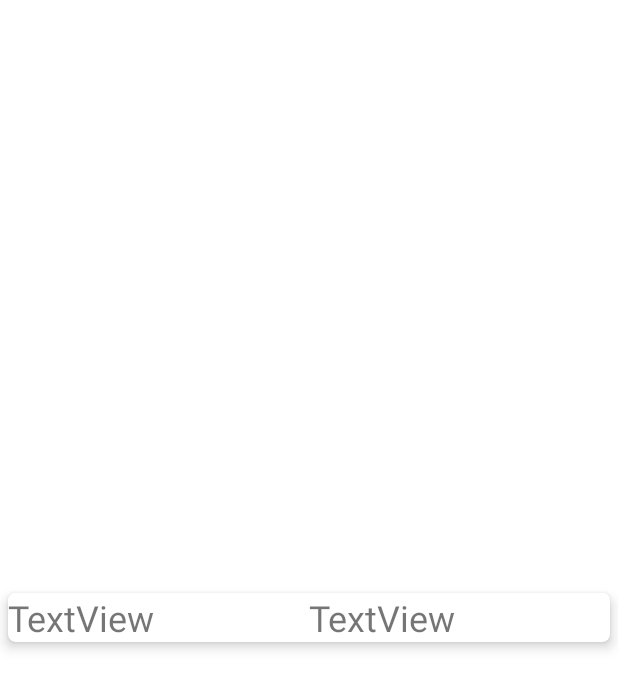
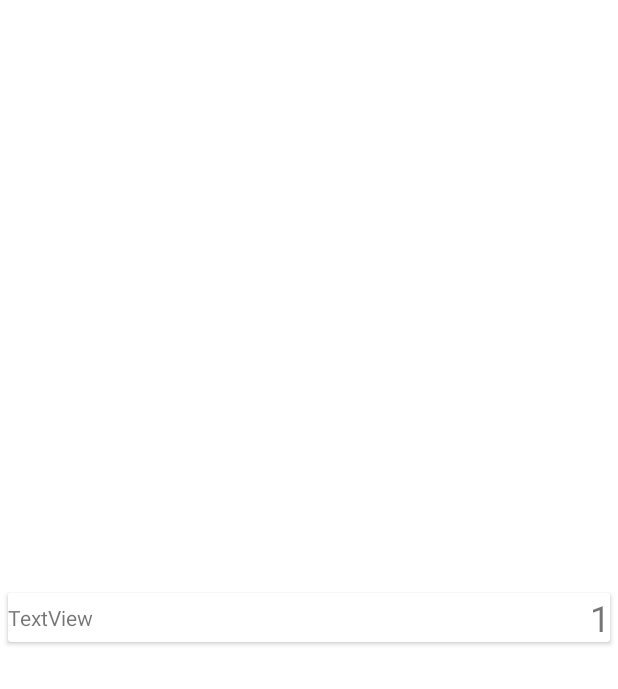
Before and after one commit to TVT21KMO-R3-mobiiliProjekti/Pay-n-drink-waiter, an Android app: the layout order_item.xml on its own in the app's theme, with its tools: preview values and no code run, on a phone screen of 412 x 824 dp. Shown: the top 689 px of the screen. Run offline under Robolectric (Android 15) with nearby library versions, the phone set to English and light mode, and no system bars.

Commit message:
tilattujen tuotteiden view:tä implementoitu

```diff
--- a/app/src/main/java/com/example/payndrinkwaiter/MainActivity.kt
+++ b/app/src/main/java/com/example/payndrinkwaiter/MainActivity.kt
@@ -1,5 +1,6 @@
 package com.example.payndrinkwaiter
 
+import android.graphics.Color
 import androidx.appcompat.app.AppCompatActivity
 import android.os.Bundle
 import android.widget.TextView
@@ -13,6 +14,7 @@ import com.example.payndrinkwaiter.data.Adapter.OrderItemAdapter
 import com.example.payndrinkwaiter.data.model.OrderItem
 import java.sql.Connection
 import android.os.StrictMode
+import androidx.core.graphics.toColor
 
 class MainActivity : AppCompatActivity() {
     private val dbAccess = DatabaseAccess()
@@ -42,9 +44,13 @@ class MainActivity : AppCompatActivity() {
     }
 
     private fun addOrdersToView(){
+        lateinit var color: Color
         for(order in orders){
             if(order.fulfilled == null && order.placed != null && (order.waiterID == null ||
                         order.waiterID == waiterID)){
+                if(order.waiterID == waiterID){
+
+                }
                 orderList += OrderItem(order.id, order.price, order.placed, null, order.seat,
                     waiterID)
 
--- a/app/src/main/java/com/example/payndrinkwaiter/data/Adapter/OrderItemAdapter.kt
+++ b/app/src/main/java/com/example/payndrinkwaiter/data/Adapter/OrderItemAdapter.kt
@@ -1,5 +1,6 @@
 package com.example.payndrinkwaiter.data.Adapter
 
+import android.graphics.Color
 import android.view.LayoutInflater
 import android.view.View
 import android.view.ViewGroup
@@ -10,6 +11,7 @@ import androidx.recyclerview.widget.RecyclerView.ViewHolder
 import com.example.payndrinkwaiter.R
 import com.example.payndrinkwaiter.data.model.OrderItem
 import java.sql.Date
+import java.sql.Time
 import java.sql.Timestamp
 
 class OrderItemAdapter (
@@ -40,9 +42,10 @@ class OrderItemAdapter (
     }
 
     override fun onBindViewHolder(holder: ViewHolder, position: Int) {
-        val orderTime = Date(orderItemList[position].placed)
+        val orderTime = Time(orderItemList[position].placed)
         holder.tvOrderTable.text = orderItemList[position].seat.toString()
         holder.tvOrderTime.text = orderTime.toString()
+        holder.card.setBackgroundColor(Color.GREEN)
         items.add(holder.card)
     }
     inner class ViewHolder
--- a/app/src/main/java/com/example/payndrinkwaiter/data/model/FoodItem.kt
+++ b/app/src/main/java/com/example/payndrinkwaiter/data/model/FoodItem.kt
@@ -1,9 +1,12 @@
 package com.example.payndrinkwaiter.data.model
+
+import android.graphics.Bitmap
 
 data class FoodItem(
     val id: Int,
     val quantity: Int,
     val itemID: Int,
     val itemName: String,
+    val picture: Bitmap,
     val deliveredQuantity: Int
 )
--- a/app/src/main/java/com/example/payndrinkwaiter/data/model/OrderItem.kt
+++ b/app/src/main/java/com/example/payndrinkwaiter/data/model/OrderItem.kt
@@ -1,5 +1,6 @@
 package com.example.payndrinkwaiter.data.model
 
+import android.graphics.Color
 import java.sql.Date
 
 data class OrderItem(
--- a/app/src/main/res/layout/order_item.xml
+++ b/app/src/main/res/layout/order_item.xml
@@ -6,28 +6,29 @@
     android:layout_height="wrap_content"
     android:layout_gravity="center"
     android:layout_margin="5dp"
-    app:cardCornerRadius="5dp"
-    app:cardElevation="5dp">
+    android:background="@color/lime">
 
-    <TableRow
+    <LinearLayout
         android:layout_width="match_parent"
-        android:layout_height="match_parent">
+        android:layout_height="match_parent"
+        android:orientation="horizontal">
 
         <TextView
             android:id="@+id/tv_order_time"
-            android:layout_width="match_parent"
-            android:layout_height="wrap_content"
-            android:layout_weight="1"
+            android:layout_width="wrap_content"
+            android:layout_height="match_parent"
+            android:gravity="center"
             android:text="TextView"
-            android:textSize="24sp" />
+            android:textAlignment="center"
+            android:textSize="14sp" />
 
         <TextView
             android:id="@+id/tv_order_table"
             android:layout_width="match_parent"
             android:layout_height="wrap_content"
-            android:layout_weight="1"
-            android:text="TextView"
+            android:textAlignment="viewEnd"
+            android:text="1"
             android:textSize="24sp" />
+    </LinearLayout>
 
-    </TableRow>
 </androidx.cardview.widget.CardView>
```
Also changed, not shown: app/src/main/java/com/example/payndrinkwaiter/data/Adapter/FoodItemAdapter.kt (+12 -5 lines), app/src/main/res/values/colors.xml (+14 -0 lines).
